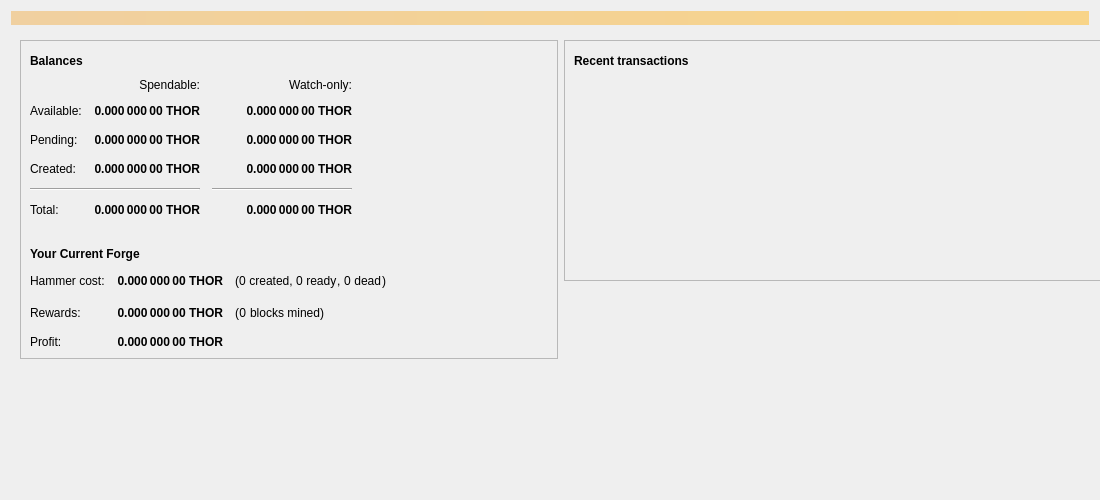
NodeCoin-Dev/thor-core, file src/qt/forms/overviewpage.ui: the form before one commit.
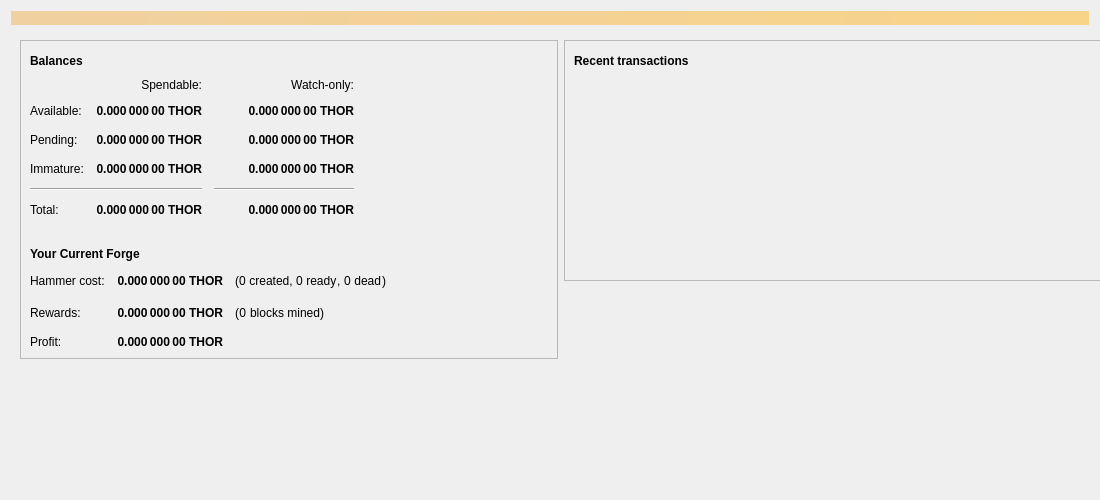
The form after the commit. Icons and pictures are not drawn.

What changed in the file:
```diff
--- a/src/qt/forms/overviewpage.ui
+++ b/src/qt/forms/overviewpage.ui
@@ -283,7 +283,7 @@
              <item row="3" column="0">
               <widget class="QLabel" name="labelCreatedText">
                <property name="text">
-                <string>Created:</string>
+                <string>Immature:</string>
                </property>
               </widget>
              </item>
```
